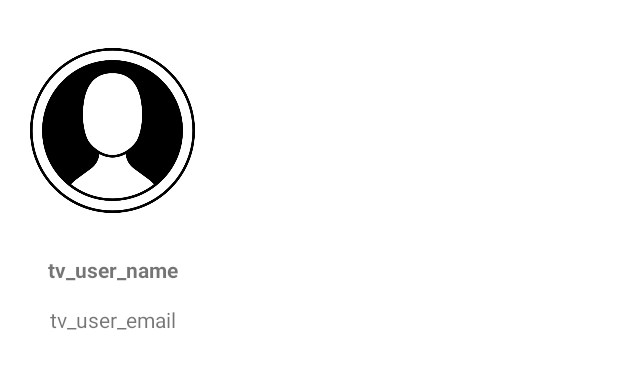
After one commit to IN-SOPT-ANDROID/suhyeon-lee, an Android app: the layout item_home_user.xml on its own in the app's theme, with its tools: preview values and no code run, on a phone screen of 412 x 824 dp. The commit adds this screen. Shown: the top 369 px of the screen. Run offline under Robolectric (Android 15) with nearby library versions, the phone set to English and light mode, and no system bars.

Commit message:
Reqres에서 유저 6인 정보 보여주기까지 완료
Reqres에서 유저 6인 정보 가져와서 HomeFragment에서 3*2로 보여준다

```diff
--- a/app/src/main/java/org/sopt/sample/home/HomeFragment.kt
+++ b/app/src/main/java/org/sopt/sample/home/HomeFragment.kt
@@ -63,6 +63,8 @@ class HomeFragment: Fragment() {
     }
 
     private fun showUserInfo(response: ReqresResponse) {
-        binding.tvNameTitle.text = response.data[1].email.toString()
+        val adapter = UserInfoAdapter(response.data)
+        binding.rvUserInfo.adapter = adapter
+        //binding.tvNameTitle.text = response.data[1].email.toString()
     }
 }
--- /dev/null
+++ b/app/src/main/res/layout/item_home_user.xml
@@ -0,0 +1,42 @@
+<?xml version="1.0" encoding="utf-8"?>
+<androidx.constraintlayout.widget.ConstraintLayout
+    xmlns:android="http://schemas.android.com/apk/res/android"
+    android:layout_width="wrap_content"
+    android:layout_height="wrap_content"
+    xmlns:app="http://schemas.android.com/apk/res-auto">
+
+    <ImageView
+        android:id="@+id/img_user"
+        android:layout_width="0dp"
+        android:layout_height="150dp"
+        android:src="@drawable/basicprofile"
+        android:layout_marginTop="12dp"
+        android:padding="20dp"
+        app:layout_constraintDimensionRatio="1"
+        app:layout_constraintStart_toStartOf="parent"
+        app:layout_constraintEnd_toEndOf="parent"
+        app:layout_constraintTop_toTopOf="parent" />
+
+    <TextView
+        android:id="@+id/tv_user_name"
+        android:layout_width="wrap_content"
+        android:layout_height="wrap_content"
+        android:text="tv_user_name"
+        android:layout_marginTop="8dp"
+        android:textStyle="bold"
+        app:layout_constraintStart_toStartOf="parent"
+        app:layout_constraintEnd_toEndOf="parent"
+        app:layout_constraintTop_toBottomOf="@id/img_user"/>
+
+    <TextView
+        android:id="@+id/tv_user_email"
+        android:layout_width="wrap_content"
+        android:layout_height="wrap_content"
+        android:text="tv_user_email"
+        android:layout_marginTop="4dp"
+        android:padding="10dp"
+        app:layout_constraintStart_toStartOf="parent"
+        app:layout_constraintEnd_toEndOf="parent"
+        app:layout_constraintTop_toBottomOf="@id/tv_user_name"/>
+
+</androidx.constraintlayout.widget.ConstraintLayout>
```
Also changed, not shown: app/src/main/java/org/sopt/sample/home/UserInfoAdapter.kt (added, +46 -0 lines), app/src/main/res/layout/fragment_home.xml (+7 -10 lines).
